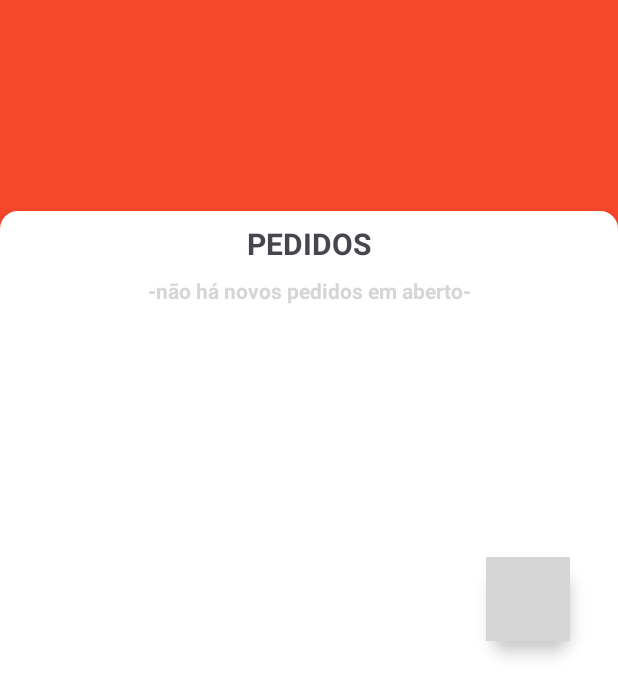
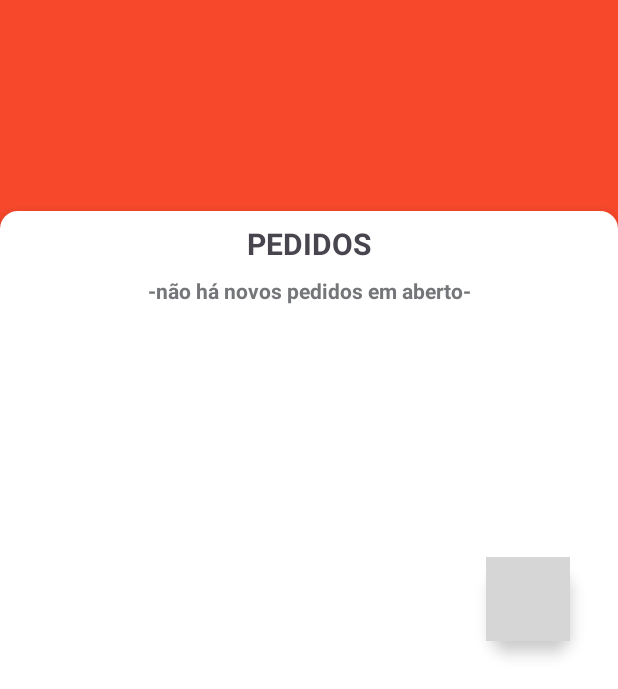
Before and after one commit to davidlucas1/Restaurante-, an Android app: the screen it shows after launch (MainActivity), on a phone screen of 412 x 824 dp, the part 547-1236 px from its top. Run offline under Robolectric (Android 15) with nearby library versions, the phone set to English and light mode, and no system bars; grey boxes are pictures that could not be loaded.

Commit message:
Update colors.xml

```diff
--- a/app/src/main/res/values/colors.xml
+++ b/app/src/main/res/values/colors.xml
@@ -2,4 +2,5 @@
 <resources>
     <color name="black">#FF000000</color>
     <color name="white">#FFFFFFFF</color>
+    <color name="cinza">#FF747679</color>
 </resources>
```
